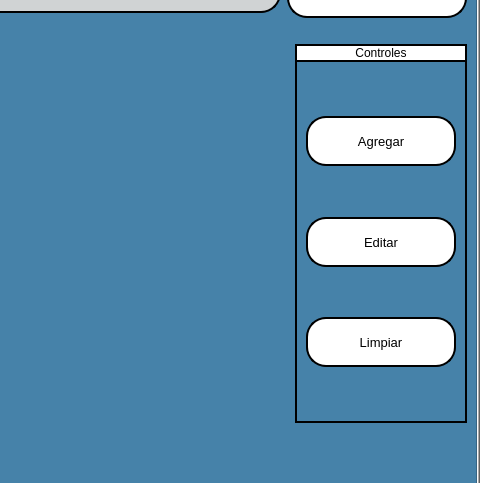
Old version of the form interfaces/citas.ui in the repository Reinaldito04/App-Consultas-y-Historias-Medicas; both pictures show x 858 to 1338 and y 88 to 571 of the 1338 by 853 pixel window.
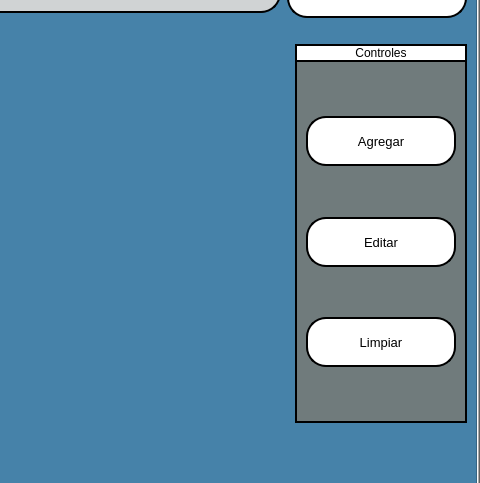
New version of the form. Icons and pictures are not drawn.

Commit message: cambiio de paleta en ui

Diff of the .ui file:
```diff
--- a/interfaces/citas.ui
+++ b/interfaces/citas.ui
@@ -659,7 +659,7 @@
                    <widget class="QFrame" name="frame_4">
                     <property name="styleSheet">
                      <string notr="true">QFrame{
-	background-color:rgb(70, 130, 169);
+	background-color:#707B7C;
 border-right:2px solid rgb(0,0,0);
 border-left:2px solid rgb(0,0,0);
 border-bottom:2px solid rgb(0,0,0);
```
The commit also changes 7 other files.
